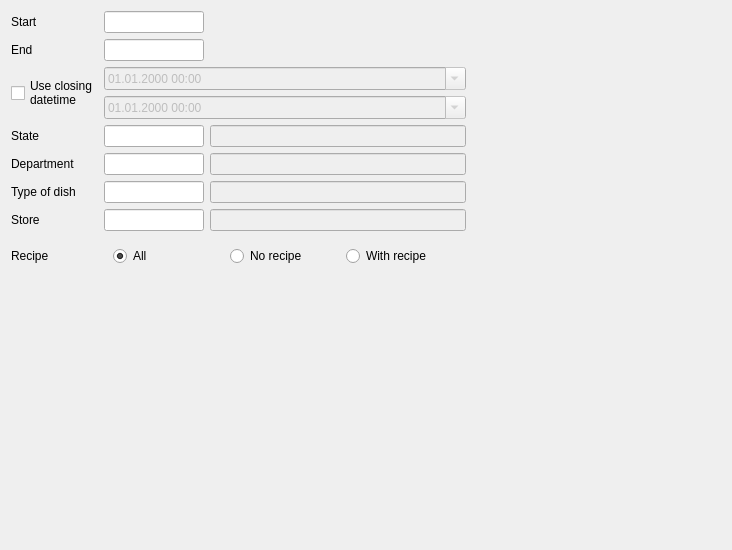
Old version of the form Reports/cr5salesbydishesfilter.ui in the repository End1-1/Cafe5.
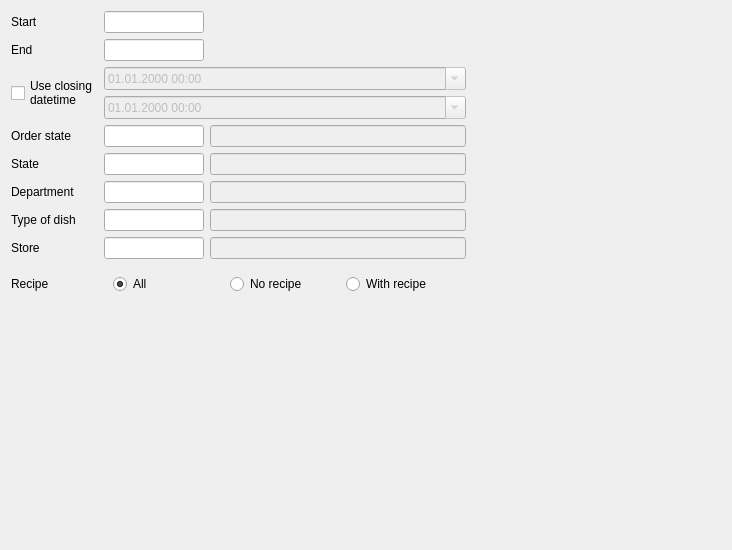
New version of the form. Custom widgets are drawn as their Qt base class.

Patch:
```diff
--- a/Reports/cr5salesbydishesfilter.ui
+++ b/Reports/cr5salesbydishesfilter.ui
@@ -14,6 +14,16 @@
    <string>Form</string>
   </property>
   <layout class="QGridLayout" name="gridLayout">
+   <item row="6" column="2">
+    <widget class="C5LineEdit" name="lePart1Name">
+     <property name="enabled">
+      <bool>false</bool>
+     </property>
+     <property name="focusPolicy">
+      <enum>Qt::NoFocus</enum>
+     </property>
+    </widget>
+   </item>
    <item row="2" column="0" rowspan="2">
     <widget class="QCheckBox" name="chUseCloseDateTime">
      <property name="focusPolicy">
@@ -25,26 +35,16 @@
      </property>
     </widget>
    </item>
-   <item row="5" column="2">
-    <widget class="C5LineEdit" name="lePart1Name">
+   <item row="3" column="1" colspan="2">
+    <widget class="QDateTimeEdit" name="dt2">
      <property name="enabled">
       <bool>false</bool>
      </property>
-     <property name="focusPolicy">
-      <enum>Qt::NoFocus</enum>
+     <property name="displayFormat">
+      <string>dd.MM.yyyy HH:mm</string>
      </property>
-    </widget>
-   </item>
-   <item row="6" column="1">
-    <widget class="C5LineEditWithSelector" name="lePart2">
-     <property name="maximumSize">
-      <size>
-       <width>100</width>
-       <height>16777215</height>
-      </size>
-     </property>
-     <property name="FilterName" stdset="0">
-      <string>typeofdish</string>
+     <property name="calendarPopup">
+      <bool>true</bool>
      </property>
     </widget>
    </item>
@@ -55,39 +55,42 @@
      </property>
     </widget>
    </item>
-   <item row="2" column="1" colspan="2">
-    <widget class="QDateTimeEdit" name="dt1">
-     <property name="enabled">
-      <bool>false</bool>
+   <item row="8" column="1">
+    <widget class="C5LineEditWithSelector" name="leStore">
+     <property name="maximumSize">
+      <size>
+       <width>100</width>
+       <height>16777215</height>
+      </size>
      </property>
-     <property name="displayFormat">
-      <string>dd.MM.yyyy HH:mm</string>
+     <property name="FilterName" stdset="0">
+      <string>store</string>
      </property>
-     <property name="calendarPopup">
-      <bool>true</bool>
+    </widget>
+   </item>
+   <item row="6" column="0">
+    <widget class="QLabel" name="label_4">
+     <property name="text">
+      <string>Department</string>
      </property>
     </widget>
    </item>
-   <item row="10" column="1">
-    <spacer name="verticalSpacer">
-     <property name="orientation">
-      <enum>Qt::Vertical</enum>
+   <item row="5" column="1">
+    <widget class="C5LineEditWithSelector" name="leDishState">
+     <property name="minimumSize">
+      <size>
+       <width>100</width>
+       <height>0</height>
+      </size>
      </property>
-     <property name="sizeHint" stdset="0">
+     <property name="maximumSize">
       <size>
-       <width>20</width>
-       <height>373</height>
+       <width>100</width>
+       <height>16777215</height>
       </size>
      </property>
-    </spacer>
-   </item>
-   <item row="4" column="2">
-    <widget class="C5LineEdit" name="leStateName">
-     <property name="enabled">
-      <bool>false</bool>
-     </property>
-     <property name="focusPolicy">
-      <enum>Qt::NoFocus</enum>
+     <property name="FilterName" stdset="0">
+      <string>state</string>
      </property>
     </widget>
    </item>
@@ -98,75 +101,22 @@
      </property>
     </widget>
    </item>
-   <item row="7" column="0">
-    <widget class="QLabel" name="label_6">
-     <property name="text">
-      <string>Store</string>
-     </property>
-    </widget>
-   </item>
    <item row="5" column="0">
-    <widget class="QLabel" name="label_4">
-     <property name="text">
-      <string>Department</string>
-     </property>
-    </widget>
-   </item>
-   <item row="1" column="1">
-    <widget class="C5DateEdit" name="deEnd">
-     <property name="minimumSize">
-      <size>
-       <width>100</width>
-       <height>0</height>
-      </size>
-     </property>
-     <property name="maximumSize">
-      <size>
-       <width>100</width>
-       <height>16777215</height>
-      </size>
-     </property>
-     <property name="FilterName" stdset="0">
-      <string>date2</string>
-     </property>
-    </widget>
-   </item>
-   <item row="5" column="1">
-    <widget class="C5LineEditWithSelector" name="lePart1">
-     <property name="maximumSize">
-      <size>
-       <width>100</width>
-       <height>16777215</height>
-      </size>
-     </property>
-     <property name="FilterName" stdset="0">
-      <string>department</string>
-     </property>
-    </widget>
-   </item>
-   <item row="6" column="0">
-    <widget class="QLabel" name="label_5">
-     <property name="text">
-      <string>Type of dish</string>
-     </property>
-    </widget>
-   </item>
-   <item row="8" column="0">
-    <widget class="QLabel" name="label_7">
-     <property name="text">
-      <string>Recipe</string>
-     </property>
-    </widget>
-   </item>
-   <item row="4" column="0">
     <widget class="QLabel" name="label_3">
      <property name="text">
       <string>State</string>
      </property>
     </widget>
    </item>
+   <item row="9" column="0">
+    <widget class="QLabel" name="label_7">
+     <property name="text">
+      <string>Recipe</string>
+     </property>
+    </widget>
+   </item>
    <item row="7" column="2">
-    <widget class="C5LineEdit" name="leStoreName">
+    <widget class="C5LineEdit" name="lePart2Name">
      <property name="enabled">
       <bool>false</bool>
      </property>
@@ -175,18 +125,31 @@
      </property>
     </widget>
    </item>
-   <item row="7" column="1">
-    <widget class="C5LineEditWithSelector" name="leStore">
-     <property name="maximumSize">
+   <item row="2" column="1" colspan="2">
+    <widget class="QDateTimeEdit" name="dt1">
+     <property name="enabled">
+      <bool>false</bool>
+     </property>
+     <property name="displayFormat">
+      <string>dd.MM.yyyy HH:mm</string>
+     </property>
+     <property name="calendarPopup">
+      <bool>true</bool>
+     </property>
+    </widget>
+   </item>
+   <item row="0" column="3">
+    <spacer name="horizontalSpacer_2">
+     <property name="orientation">
+      <enum>Qt::Horizontal</enum>
+     </property>
+     <property name="sizeHint" stdset="0">
       <size>
-       <width>100</width>
-       <height>16777215</height>
+       <width>40</width>
+       <height>20</height>
       </size>
      </property>
-     <property name="FilterName" stdset="0">
-      <string>store</string>
-     </property>
-    </widget>
+    </spacer>
    </item>
    <item row="0" column="1">
     <widget class="C5DateEdit" name="deStart">
@@ -207,39 +170,7 @@
      </property>
     </widget>
    </item>
-   <item row="4" column="1">
-    <widget class="C5LineEditWithSelector" name="leDishState">
-     <property name="minimumSize">
-      <size>
-       <width>100</width>
-       <height>0</height>
-      </size>
-     </property>
-     <property name="maximumSize">
-      <size>
-       <width>100</width>
-       <height>16777215</height>
-      </size>
-     </property>
-     <property name="FilterName" stdset="0">
-      <string>state</string>
-     </property>
-    </widget>
-   </item>
-   <item row="3" column="1" colspan="2">
-    <widget class="QDateTimeEdit" name="dt2">
-     <property name="enabled">
-      <bool>false</bool>
-     </property>
-     <property name="displayFormat">
-      <string>dd.MM.yyyy HH:mm</string>
-     </property>
-     <property name="calendarPopup">
-      <bool>true</bool>
-     </property>
-    </widget>
-   </item>
-   <item row="8" column="1" colspan="2">
+   <item row="9" column="1" colspan="2">
     <widget class="QWidget" name="widget" native="true">
      <layout class="QHBoxLayout" name="horizontalLayout">
       <item>
@@ -269,8 +200,8 @@
      </layout>
     </widget>
    </item>
-   <item row="6" column="2">
-    <widget class="C5LineEdit" name="lePart2Name">
+   <item row="8" column="2">
+    <widget class="C5LineEdit" name="leStoreName">
      <property name="enabled">
       <bool>false</bool>
      </property>
@@ -279,32 +210,137 @@
      </property>
     </widget>
    </item>
-   <item row="0" column="3">
-    <spacer name="horizontalSpacer_2">
+   <item row="1" column="1">
+    <widget class="C5DateEdit" name="deEnd">
+     <property name="minimumSize">
+      <size>
+       <width>100</width>
+       <height>0</height>
+      </size>
+     </property>
+     <property name="maximumSize">
+      <size>
+       <width>100</width>
+       <height>16777215</height>
+      </size>
+     </property>
+     <property name="FilterName" stdset="0">
+      <string>date2</string>
+     </property>
+    </widget>
+   </item>
+   <item row="7" column="1">
+    <widget class="C5LineEditWithSelector" name="lePart2">
+     <property name="maximumSize">
+      <size>
+       <width>100</width>
+       <height>16777215</height>
+      </size>
+     </property>
+     <property name="FilterName" stdset="0">
+      <string>typeofdish</string>
+     </property>
+    </widget>
+   </item>
+   <item row="6" column="1">
+    <widget class="C5LineEditWithSelector" name="lePart1">
+     <property name="maximumSize">
+      <size>
+       <width>100</width>
+       <height>16777215</height>
+      </size>
+     </property>
+     <property name="FilterName" stdset="0">
+      <string>department</string>
+     </property>
+    </widget>
+   </item>
+   <item row="8" column="0">
+    <widget class="QLabel" name="label_6">
+     <property name="text">
+      <string>Store</string>
+     </property>
+    </widget>
+   </item>
+   <item row="11" column="1">
+    <spacer name="verticalSpacer">
      <property name="orientation">
-      <enum>Qt::Horizontal</enum>
+      <enum>Qt::Vertical</enum>
      </property>
      <property name="sizeHint" stdset="0">
       <size>
-       <width>40</width>
-       <height>20</height>
+       <width>20</width>
+       <height>373</height>
       </size>
      </property>
     </spacer>
    </item>
+   <item row="7" column="0">
+    <widget class="QLabel" name="label_5">
+     <property name="text">
+      <string>Type of dish</string>
+     </property>
+    </widget>
+   </item>
+   <item row="5" column="2">
+    <widget class="C5LineEdit" name="leStateName">
+     <property name="enabled">
+      <bool>false</bool>
+     </property>
+     <property name="focusPolicy">
+      <enum>Qt::NoFocus</enum>
+     </property>
+    </widget>
+   </item>
+   <item row="4" column="0">
+    <widget class="QLabel" name="label_8">
+     <property name="text">
+      <string>Order state</string>
+     </property>
+    </widget>
+   </item>
+   <item row="4" column="1">
+    <widget class="C5LineEditWithSelector" name="leOrderState">
+     <property name="minimumSize">
+      <size>
+       <width>100</width>
+       <height>0</height>
+      </size>
+     </property>
+     <property name="maximumSize">
+      <size>
+       <width>100</width>
+       <height>16777215</height>
+      </size>
+     </property>
+     <property name="FilterName" stdset="0">
+      <string>stateorder</string>
+     </property>
+    </widget>
+   </item>
+   <item row="4" column="2">
+    <widget class="C5LineEdit" name="leOrderStateName">
+     <property name="enabled">
+      <bool>false</bool>
+     </property>
+     <property name="focusPolicy">
+      <enum>Qt::NoFocus</enum>
+     </property>
+    </widget>
+   </item>
   </layout>
  </widget>
  <customwidgets>
-  <customwidget>
-   <class>C5LineEdit</class>
-   <extends>QLineEdit</extends>
-   <header location="global">c5lineedit.h</header>
-  </customwidget>
   <customwidget>
    <class>C5LineEditWithSelector</class>
    <extends>QLineEdit</extends>
    <header location="global">c5lineeditwithselector.h</header>
   </customwidget>
+  <customwidget>
+   <class>C5LineEdit</class>
+   <extends>QLineEdit</extends>
+   <header location="global">c5lineedit.h</header>
+  </customwidget>
   <customwidget>
    <class>C5DateEdit</class>
    <extends>QLineEdit</extends>
```
